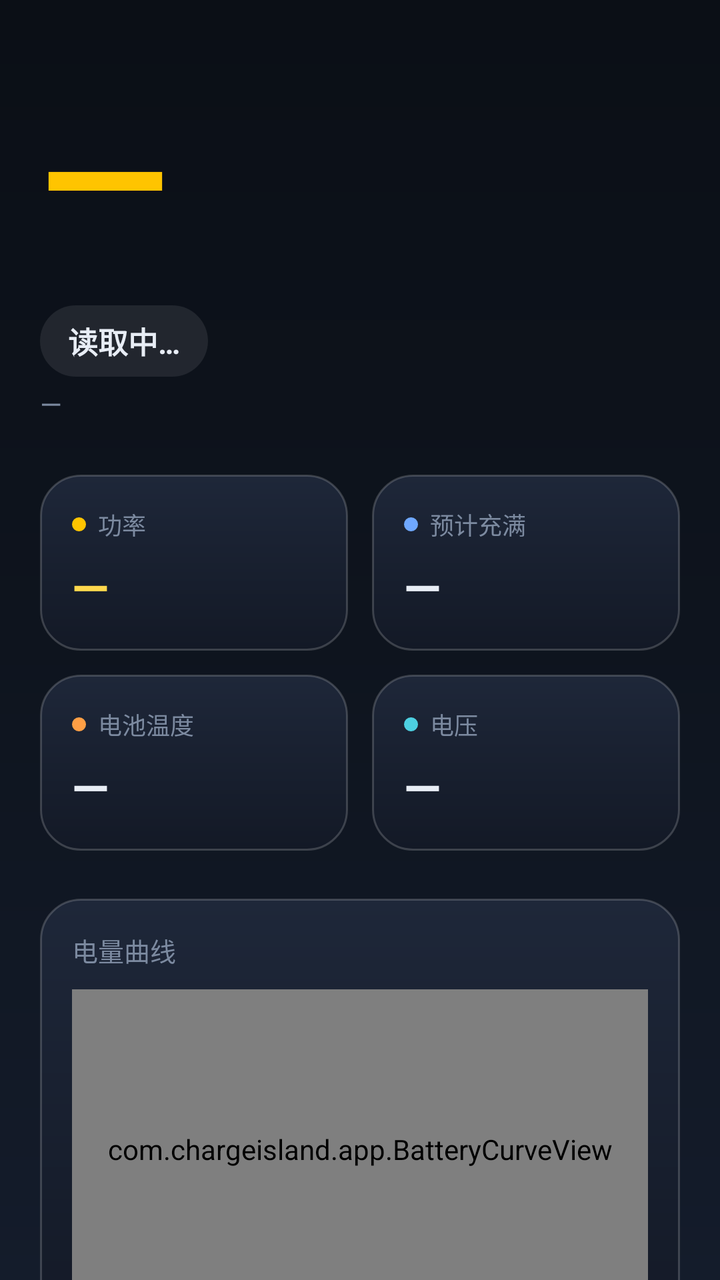
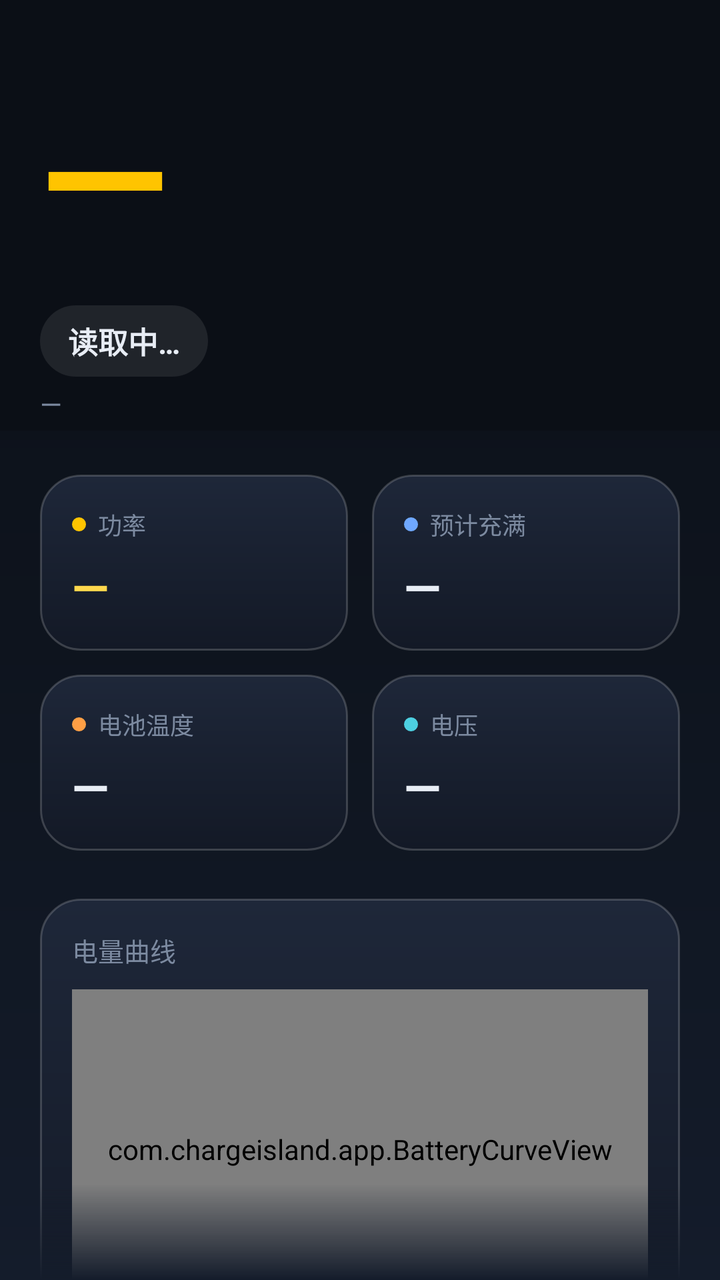

Compare the two renders of this Android layout. The source of the first and the diff that turns it into the second are given below.
<!-- AndroidManifest.xml: activity theme android:Theme.Material.NoActionBar -->
<!-- res/layout/activity_main.xml -->
<?xml version="1.0" encoding="utf-8"?>
<LinearLayout xmlns:android="http://schemas.android.com/apk/res/android"
    android:layout_width="match_parent"
    android:layout_height="match_parent"
    android:background="@drawable/bg_gradient"
    android:orientation="vertical">

    
    <LinearLayout
        android:id="@+id/header"
        android:layout_width="match_parent"
        android:layout_height="wrap_content"
        android:orientation="vertical"
        android:paddingStart="20dp"
        android:paddingTop="28dp"
        android:paddingEnd="20dp"
        android:paddingBottom="4dp">

        <TextView
            android:id="@+id/tvLevel"
            android:layout_width="wrap_content"
            android:layout_height="wrap_content"
            android:layout_marginTop="14dp"
            android:includeFontPadding="false"
            android:text="—"
            android:textColor="#FFC400"
            android:textSize="84sp"
            android:textStyle="bold" />

        <TextView
            android:id="@+id/tvStatus"
            android:layout_width="wrap_content"
            android:layout_height="wrap_content"
            android:layout_marginTop="12dp"
            android:background="@drawable/pill_badge"
            android:includeFontPadding="false"
            android:paddingStart="14dp"
            android:paddingTop="7dp"
            android:paddingEnd="14dp"
            android:paddingBottom="7dp"
            android:text="读取中…"
            android:textColor="#E8EDF5"
            android:textSize="15sp"
            android:textStyle="bold" />

        <TextView
            android:id="@+id/tvPlug"
            android:layout_width="wrap_content"
            android:layout_height="wrap_content"
            android:layout_marginTop="4dp"
            android:text="—"
            android:textColor="#7C8AA0"
            android:textSize="14sp" />
    </LinearLayout>

    <ScrollView
        android:id="@+id/contentScroll"
        android:layout_width="match_parent"
        android:layout_height="0dp"
        android:layout_weight="1"
        android:fillViewport="true"
        android:overScrollMode="never"
        android:scrollbars="none">

        <LinearLayout
            android:layout_width="match_parent"
            android:layout_height="wrap_content"
            android:orientation="vertical"
            android:paddingStart="20dp"
            android:paddingTop="16dp"
            android:paddingEnd="20dp"
            android:paddingBottom="24dp">

            <LinearLayout
                android:layout_width="match_parent"
                android:layout_height="wrap_content"
                android:layout_marginTop="6dp"
                android:baselineAligned="false"
                android:orientation="horizontal">

                <LinearLayout
                    android:layout_width="0dp"
                    android:layout_height="wrap_content"
                    android:layout_weight="1"
                    android:background="@drawable/card_bg"
                    android:orientation="vertical"
                    android:padding="16dp">

                    <LinearLayout
                        android:layout_width="wrap_content"
                        android:layout_height="wrap_content"
                        android:gravity="center_vertical"
                        android:orientation="horizontal">

                        <View
                            android:layout_width="7dp"
                            android:layout_height="7dp"
                            android:layout_marginEnd="6dp"
                            android:background="@drawable/dot_power" />

                        <TextView
                            android:layout_width="wrap_content"
                            android:layout_height="wrap_content"
                            android:text="功率"
                            android:textColor="#7C8AA0"
                            android:textSize="12sp" />
                    </LinearLayout>

                    <TextView
                        android:id="@+id/tvPower"
                        android:layout_width="wrap_content"
                        android:layout_height="wrap_content"
                        android:layout_marginTop="6dp"
                        android:text="—"
                        android:textColor="#FFD84D"
                        android:textSize="24sp"
                        android:textStyle="bold" />
                </LinearLayout>

                <LinearLayout
                    android:layout_width="0dp"
                    android:layout_height="wrap_content"
                    android:layout_marginStart="12dp"
                    android:layout_weight="1"
                    android:background="@drawable/card_bg"
                    android:orientation="vertical"
                    android:padding="16dp">

                    <LinearLayout
                        android:layout_width="wrap_content"
                        android:layout_height="wrap_content"
                        android:gravity="center_vertical"
                        android:orientation="horizontal">

                        <View
                            android:layout_width="7dp"
                            android:layout_height="7dp"
                            android:layout_marginEnd="6dp"
                            android:background="@drawable/dot_eta" />

                        <TextView
                            android:id="@+id/tvEtaLabel"
                            android:layout_width="wrap_content"
                            android:layout_height="wrap_content"
                            android:text="预计充满"
                            android:textColor="#7C8AA0"
                            android:textSize="12sp" />
                    </LinearLayout>

                    <TextView
                        android:id="@+id/tvEta"
                        android:layout_width="wrap_content"
                        android:layout_height="wrap_content"
                        android:layout_marginTop="6dp"
                        android:text="—"
                        android:textColor="#E8EDF5"
                        android:textSize="24sp"
                        android:textStyle="bold" />
                </LinearLayout>
            </LinearLayout>

            <LinearLayout
                android:layout_width="match_parent"
                android:layout_height="wrap_content"
                android:layout_marginTop="12dp"
                android:baselineAligned="false"
                android:orientation="horizontal">

                <LinearLayout
                    android:layout_width="0dp"
                    android:layout_height="wrap_content"
                    android:layout_weight="1"
                    android:background="@drawable/card_bg"
                    android:orientation="vertical"
                    android:padding="16dp">

                    <LinearLayout
                        android:layout_width="wrap_content"
                        android:layout_height="wrap_content"
                        android:gravity="center_vertical"
                        android:orientation="horizontal">

                        <View
                            android:layout_width="7dp"
                            android:layout_height="7dp"
                            android:layout_marginEnd="6dp"
                            android:background="@drawable/dot_temp" />

                        <TextView
                            android:layout_width="wrap_content"
                            android:layout_height="wrap_content"
                            android:text="电池温度"
                            android:textColor="#7C8AA0"
                            android:textSize="12sp" />
                    </LinearLayout>

                    <TextView
                        android:id="@+id/tvTemp"
                        android:layout_width="wrap_content"
                        android:layout_height="wrap_content"
                        android:layout_marginTop="6dp"
                        android:text="—"
                        android:textColor="#E8EDF5"
                        android:textSize="24sp"
                        android:textStyle="bold" />
                </LinearLayout>

                <LinearLayout
                    android:layout_width="0dp"
                    android:layout_height="wrap_content"
                    android:layout_marginStart="12dp"
                    android:layout_weight="1"
                    android:background="@drawable/card_bg"
                    android:orientation="vertical"
                    android:padding="16dp">

                    <LinearLayout
                        android:layout_width="wrap_content"
                        android:layout_height="wrap_content"
                        android:gravity="center_vertical"
                        android:orientation="horizontal">

                        <View
                            android:layout_width="7dp"
                            android:layout_height="7dp"
                            android:layout_marginEnd="6dp"
                            android:background="@drawable/dot_voltage" />

                        <TextView
                            android:layout_width="wrap_content"
                            android:layout_height="wrap_content"
                            android:text="电压"
                            android:textColor="#7C8AA0"
                            android:textSize="12sp" />
                    </LinearLayout>

                    <TextView
                        android:id="@+id/tvVoltage"
                        android:layout_width="wrap_content"
                        android:layout_height="wrap_content"
                        android:layout_marginTop="6dp"
                        android:text="—"
                        android:textColor="#E8EDF5"
                        android:textSize="24sp"
                        android:textStyle="bold" />
                </LinearLayout>
            </LinearLayout>

            <LinearLayout
                android:layout_width="match_parent"
                android:layout_height="wrap_content"
                android:layout_marginTop="24dp"
                android:background="@drawable/card_bg"
                android:orientation="vertical"
                android:padding="16dp">

                <TextView
                    android:layout_width="wrap_content"
                    android:layout_height="wrap_content"
                    android:text="电量曲线"
                    android:textColor="#7C8AA0"
                    android:textSize="13sp" />

                <com.chargeisland.app.BatteryCurveView
                    android:id="@+id/curve"
                    android:layout_width="match_parent"
                    android:layout_height="160dp"
                    android:layout_marginTop="10dp" />
            </LinearLayout>

            <Button
                android:id="@+id/btnToggle"
                android:layout_width="match_parent"
                android:layout_height="56dp"
                android:layout_marginTop="26dp"
                android:background="@drawable/btn_primary_bg"
                android:text="开始监控充电进度"
                android:textColor="#10151F"
                android:textSize="16sp"
                android:textStyle="bold" />

            <LinearLayout
                android:layout_width="match_parent"
                android:layout_height="wrap_content"
                android:layout_marginTop="16dp"
                android:gravity="center_vertical"
                android:orientation="horizontal">

                <TextView
                    android:id="@+id/tvPromoted"
                    android:layout_width="0dp"
                    android:layout_height="wrap_content"
                    android:layout_weight="1"
                    android:text="实时动态：检测中…"
                    android:textColor="#7C8AA0"
                    android:textSize="13sp" />
            </LinearLayout>

            <LinearLayout
                android:layout_width="match_parent"
                android:layout_height="wrap_content"
                android:layout_marginTop="10dp"
                android:orientation="horizontal">

                <Button
                    android:id="@+id/btnLiveSettings"
                    android:layout_width="0dp"
                    android:layout_height="44dp"
                    android:layout_weight="1"
                    android:background="@drawable/btn_ghost_bg"
                    android:text="实时动态设置"
                    android:textColor="#6FA8FF"
                    android:textSize="12sp" />

                <Button
                    android:id="@+id/btnCheckUpdate"
                    android:layout_width="0dp"
                    android:layout_height="44dp"
                    android:layout_marginStart="10dp"
                    android:layout_weight="1"
                    android:background="@drawable/btn_ghost_bg"
                    android:text="检查更新"
                    android:textColor="#6FA8FF"
                    android:textSize="12sp" />

                <Button
                    android:id="@+id/btnChangelog"
                    android:layout_width="0dp"
                    android:layout_height="44dp"
                    android:layout_marginStart="10dp"
                    android:layout_weight="1"
                    android:background="@drawable/btn_ghost_bg"
                    android:text="更新日志"
                    android:textColor="#6FA8FF"
                    android:textSize="12sp" />
            </LinearLayout>

            <TextView
                android:id="@+id/tvHint"
                android:layout_width="match_parent"
                android:layout_height="wrap_content"
                android:layout_marginTop="14dp"
                android:layout_marginBottom="8dp"
                android:lineSpacingExtra="3dp"
                android:text="开启后常驻通知并请求实时动态提升；插电或开机时自动启动，无需手动确认。若背屏未显示充电进度：请到 设置 → 妙享背屏 → 背屏通知，开启「背屏通知」与「显示通知详情」。"
                android:textColor="#7C8AA0"
                android:textSize="13sp" />
        </LinearLayout>
    </ScrollView>
</LinearLayout>
<!-- resources referenced by this layout -->
<resources>
  <!-- drawable bg_gradient (drawable) -->
  <?xml version="1.0" encoding="utf-8"?>
  <shape xmlns:android="http://schemas.android.com/apk/res/android">
      <gradient
          android:angle="270"
          android:startColor="#0B0F16"
          android:centerColor="#0E141E"
          android:endColor="#141C2B"
          android:type="linear" />
  </shape>
  <!-- drawable btn_ghost_bg (drawable) -->
  <?xml version="1.0" encoding="utf-8"?>
  <shape xmlns:android="http://schemas.android.com/apk/res/android">
      <solid android:color="#1A2130" />
      <stroke
          android:width="1dp"
          android:color="#3AFFFFFF" />
      <corners android:radius="99dp" />
  </shape>
  <!-- drawable btn_primary_bg (drawable) -->
  <?xml version="1.0" encoding="utf-8"?>
  <shape xmlns:android="http://schemas.android.com/apk/res/android">
      <gradient
          android:angle="0"
          android:startColor="#FFD84D"
          android:endColor="#FFA726"
          android:type="linear" />
      <corners android:radius="26dp" />
  </shape>
  <!-- drawable card_bg (drawable) -->
  <?xml version="1.0" encoding="utf-8"?>
  <shape xmlns:android="http://schemas.android.com/apk/res/android">
      <gradient
          android:angle="270"
          android:endColor="#131926"
          android:startColor="#1E2739" />
      <stroke
          android:width="1dp"
          android:color="#2EFFFFFF" />
      <corners android:radius="20dp" />
  </shape>
  <!-- drawable dot_eta (drawable) -->
  <?xml version="1.0" encoding="utf-8"?>
  <shape xmlns:android="http://schemas.android.com/apk/res/android" android:shape="oval">
      <solid android:color="#6FA8FF" />
      <size
          android:width="7dp"
          android:height="7dp" />
  </shape>
  <!-- drawable dot_power (drawable) -->
  <?xml version="1.0" encoding="utf-8"?>
  <shape xmlns:android="http://schemas.android.com/apk/res/android" android:shape="oval">
      <solid android:color="#FFC400" />
      <size
          android:width="7dp"
          android:height="7dp" />
  </shape>
  <!-- drawable dot_temp (drawable) -->
  <?xml version="1.0" encoding="utf-8"?>
  <shape xmlns:android="http://schemas.android.com/apk/res/android" android:shape="oval">
      <solid android:color="#FF9F45" />
      <size
          android:width="7dp"
          android:height="7dp" />
  </shape>
  <!-- drawable dot_voltage (drawable) -->
  <?xml version="1.0" encoding="utf-8"?>
  <shape xmlns:android="http://schemas.android.com/apk/res/android" android:shape="oval">
      <solid android:color="#4DD0E1" />
      <size
          android:width="7dp"
          android:height="7dp" />
  </shape>
  <!-- drawable pill_badge (drawable) -->
  <?xml version="1.0" encoding="utf-8"?>
  <shape xmlns:android="http://schemas.android.com/apk/res/android">
      <solid android:color="#16FFFFFF" />
      <corners android:radius="99dp" />
  </shape>
</resources>

<!-- the commit's change to res/layout/activity_main.xml (unified diff, before → after) -->
@@ -10,6 +10,7 @@
         android:id="@+id/header"
         android:layout_width="match_parent"
         android:layout_height="wrap_content"
+        android:background="#0B0F16"
         android:orientation="vertical"
         android:paddingStart="20dp"
         android:paddingTop="28dp"
@@ -58,8 +59,10 @@
         android:layout_width="match_parent"
         android:layout_height="0dp"
         android:layout_weight="1"
+        android:fadingEdgeLength="48dp"
         android:fillViewport="true"
         android:overScrollMode="never"
+        android:requiresFadingEdge="vertical"
         android:scrollbars="none">
 
         <LinearLayout
